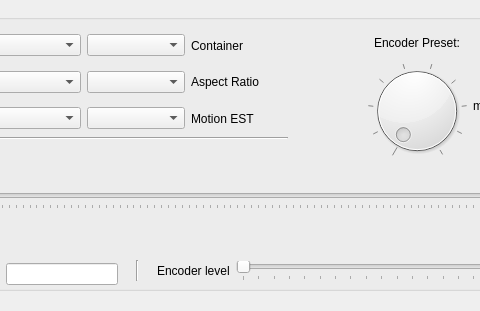
Above: src/video_ui.ui from gammaray10k/Barium before the change; both pictures show x 133 to 613 and y 0 to 311 of the 728 by 311 pixel window. Below: the same form after it.
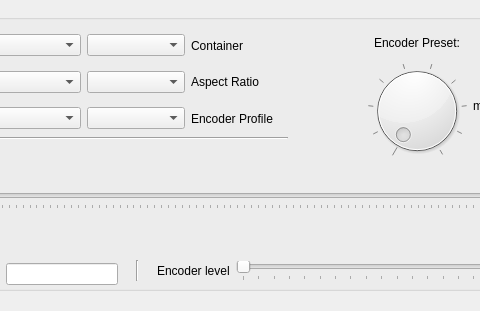
That is the form after the change.

Commit message: removed motion est, added encoder profile option

Patch:
```diff
--- a/src/video_ui.ui
+++ b/src/video_ui.ui
@@ -136,7 +136,7 @@
          <item>
           <widget class="QLabel" name="videoMotionESTLabel">
            <property name="text">
-            <string>Motion EST</string>
+            <string>Encoder Profile</string>
            </property>
           </widget>
          </item>
@@ -390,7 +390,7 @@
      <enum>Qt::Vertical</enum>
     </property>
    </widget>
-   <widget class="QWidget" name="">
+   <widget class="QWidget" name="layoutWidget">
     <property name="geometry">
      <rect>
       <x>290</x>
```
Left out of the diff: 4 changed lines with no effect on the pictures. The commit also changes 2 other files.
